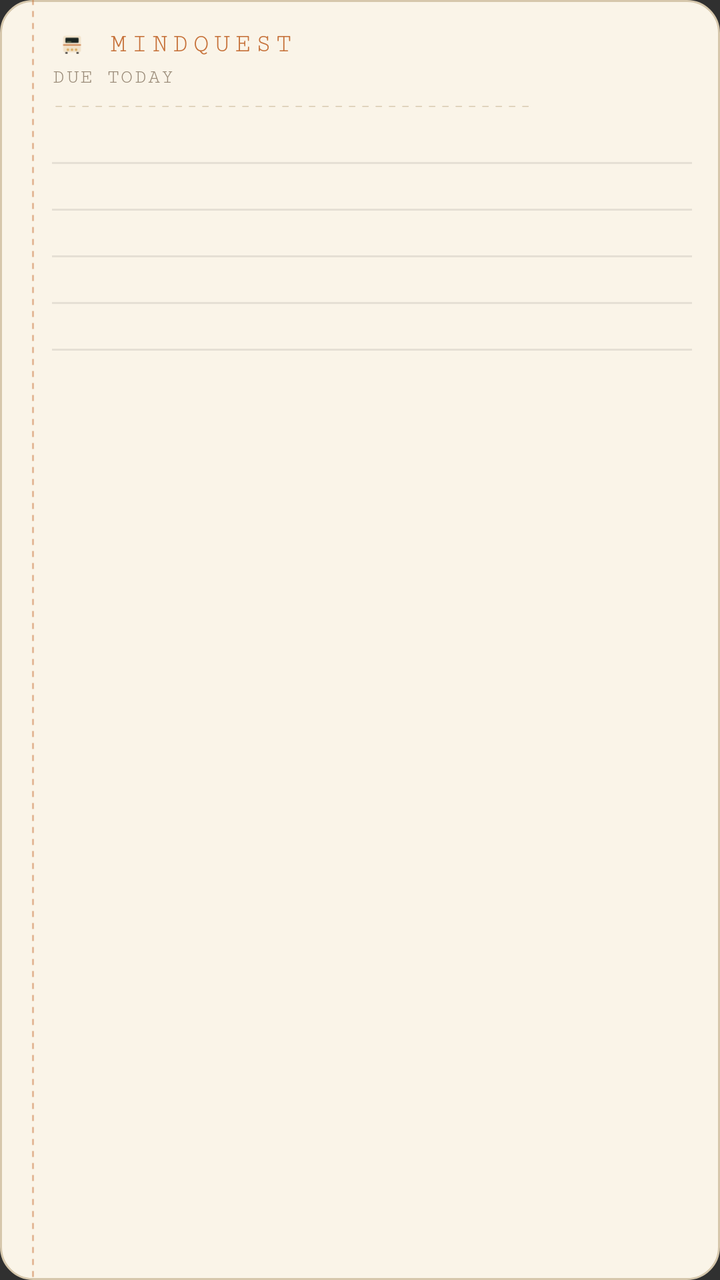
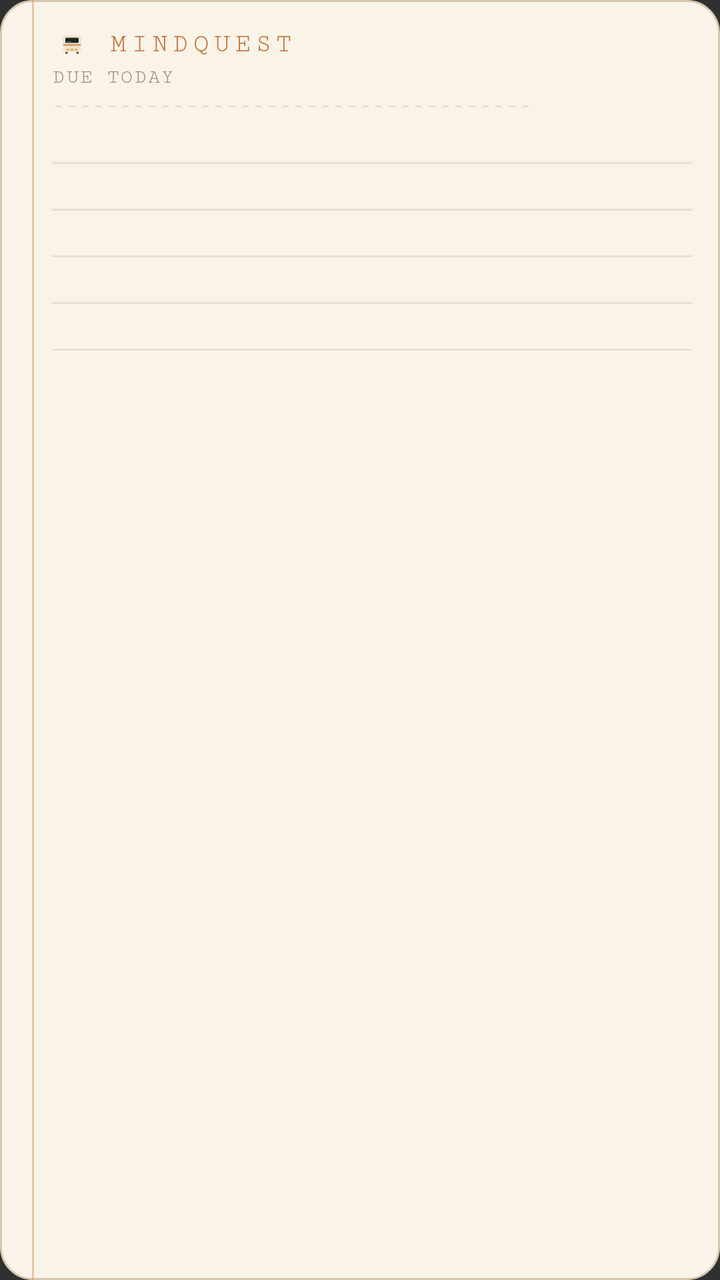

Before-and-after screenshots of an Android layout around one commit, followed by the original layout XML and the change that was made.
<!-- AndroidManifest.xml: application theme android:Theme.Material.NoActionBar -->
<!-- res/layout/widget_today.xml -->
<?xml version="1.0" encoding="utf-8"?>
<FrameLayout xmlns:android="http://schemas.android.com/apk/res/android"
    android:id="@+id/widget_root"
    android:layout_width="match_parent"
    android:layout_height="match_parent"
    android:background="@drawable/widget_background">

    <View
        android:layout_width="1dp"
        android:layout_height="match_parent"
        android:layout_marginStart="16dp"
        android:background="@drawable/widget_margin_line" />

    <LinearLayout
        android:layout_width="match_parent"
        android:layout_height="wrap_content"
        android:orientation="vertical"
        android:paddingStart="26dp"
        android:paddingEnd="14dp"
        android:paddingTop="12dp"
        android:paddingBottom="10dp">

        
        <LinearLayout
            android:id="@+id/widget_header"
            android:layout_width="match_parent"
            android:layout_height="wrap_content"
            android:orientation="horizontal"
            android:gravity="center_vertical">

            <ImageView
                android:id="@+id/widget_logo"
                android:layout_width="20dp"
                android:layout_height="20dp"
                android:layout_marginEnd="8dp"
                android:src="@drawable/ic_launcher_foreground"
                android:contentDescription="Open MindQuest" />

            <TextView
                android:id="@+id/widget_title"
                android:layout_width="wrap_content"
                android:layout_height="wrap_content"
                android:fontFamily="serif-monospace"
                android:letterSpacing="0.18"
                android:textColor="#C67139"
                android:textSize="13sp"
                android:text="MINDQUEST" />
        </LinearLayout>

        <TextView
            android:id="@+id/widget_subtitle"
            android:layout_width="match_parent"
            android:layout_height="wrap_content"
            android:paddingTop="1dp"
            android:fontFamily="serif-monospace"
            android:letterSpacing="0.08"
            android:maxLines="1"
            android:textColor="#9A8B78"
            android:textSize="10sp"
            android:text="DUE TODAY" />

        <TextView
            android:id="@+id/widget_rule"
            android:layout_width="match_parent"
            android:layout_height="wrap_content"
            android:paddingTop="2dp"
            android:fontFamily="serif-monospace"
            android:maxLines="1"
            android:textColor="#D6C7AC"
            android:textSize="11sp"
            android:text="------------------------------------" />

        <TextView
            android:id="@+id/widget_empty"
            android:layout_width="match_parent"
            android:layout_height="wrap_content"
            android:paddingTop="8dp"
            android:fontFamily="serif-monospace"
            android:textColor="#9A8B78"
            android:textSize="12sp"
            android:visibility="gone"
            android:text="-- the road is clear --" />

    <TextView android:id="@+id/widget_row_1"
        android:layout_width="match_parent" android:layout_height="wrap_content"
        android:background="@drawable/widget_row_rule"
        android:paddingTop="6dp" android:paddingBottom="4dp"
        android:maxLines="1" android:ellipsize="end"
        android:fontFamily="serif-monospace"
        android:textColor="#2B2826" android:textSize="12sp" />
    <TextView android:id="@+id/widget_row_2"
        android:layout_width="match_parent" android:layout_height="wrap_content"
        android:background="@drawable/widget_row_rule"
        android:paddingTop="6dp" android:paddingBottom="4dp"
        android:maxLines="1" android:ellipsize="end"
        android:fontFamily="serif-monospace"
        android:textColor="#2B2826" android:textSize="12sp" />
    <TextView android:id="@+id/widget_row_3"
        android:layout_width="match_parent" android:layout_height="wrap_content"
        android:background="@drawable/widget_row_rule"
        android:paddingTop="6dp" android:paddingBottom="4dp"
        android:maxLines="1" android:ellipsize="end"
        android:fontFamily="serif-monospace"
        android:textColor="#2B2826" android:textSize="12sp" />
    <TextView android:id="@+id/widget_row_4"
        android:layout_width="match_parent" android:layout_height="wrap_content"
        android:background="@drawable/widget_row_rule"
        android:paddingTop="6dp" android:paddingBottom="4dp"
        android:maxLines="1" android:ellipsize="end"
        android:fontFamily="serif-monospace"
        android:textColor="#2B2826" android:textSize="12sp" />
    <TextView android:id="@+id/widget_row_5"
        android:layout_width="match_parent" android:layout_height="wrap_content"
        android:background="@drawable/widget_row_rule"
        android:paddingTop="6dp" android:paddingBottom="4dp"
        android:maxLines="1" android:ellipsize="end"
        android:fontFamily="serif-monospace"
        android:textColor="#2B2826" android:textSize="12sp" />
    </LinearLayout>
</FrameLayout>
<!-- resources referenced by this layout -->
<resources>
  <!-- drawable ic_launcher_foreground (drawable) -->
  <?xml version="1.0" encoding="utf-8"?>
  <vector xmlns:android="http://schemas.android.com/apk/res/android"
      android:width="108dp"
      android:height="108dp"
      android:viewportWidth="108"
      android:viewportHeight="108">
  
      
      <path
          android:fillColor="#F1E2C9"
          android:pathData="M36,32 L72,32 Q78,32 78,38 L78,70 Q78,76 72,76 L36,76 Q30,76 30,70 L30,38 Q30,32 36,32 Z" />
  
      
      <path
          android:fillColor="#1A2420"
          android:pathData="M39,37 L69,37 Q72,37 72,40 L72,48 Q72,51 69,51 L39,51 Q36,51 36,48 L36,40 Q36,37 39,37 Z" />
      
      <path
          android:fillColor="#7A8A5E"
          android:pathData="M40,47 L52,47 L52,49 L40,49 Z" />
  
      
      <path
          android:fillColor="#C67139"
          android:pathData="M30,55 L78,55 L78,58 L30,58 Z" />
  
      
      <path android:fillColor="#D9A95C" android:pathData="M43,66 a3.4,3.4 0 1,0 0.01,0 Z" />
      <path android:fillColor="#D9A95C" android:pathData="M54,66 a3.4,3.4 0 1,0 0.01,0 Z" />
      <path android:fillColor="#D9A95C" android:pathData="M65,66 a3.4,3.4 0 1,0 0.01,0 Z" />
  
      
      <path android:fillColor="#2B2826" android:pathData="M36,76 L42,76 L42,80 L36,80 Z" />
      <path android:fillColor="#2B2826" android:pathData="M66,76 L72,76 L72,80 L66,80 Z" />
  </vector>
  <!-- drawable widget_background (drawable) -->
  <?xml version="1.0" encoding="utf-8"?>
  <shape xmlns:android="http://schemas.android.com/apk/res/android" android:shape="rectangle">
      <solid android:color="#FAF4E8" />
      <corners android:radius="16dp" />
      <stroke android:width="1dp" android:color="#D6C7AC" />
  </shape>
  <!-- drawable widget_margin_line (drawable) -->
  <?xml version="1.0" encoding="utf-8"?>
  <layer-list xmlns:android="http://schemas.android.com/apk/res/android">
      <item android:right="-4dp">
          <shape android:shape="rectangle">
              <solid android:color="@android:color/transparent" />
              <stroke
                  android:width="1dp"
                  android:dashWidth="3dp"
                  android:dashGap="3dp"
                  android:color="#73C67139" />
          </shape>
      </item>
  </layer-list>
  <!-- drawable widget_row_rule (drawable) -->
  <?xml version="1.0" encoding="utf-8"?>
  <layer-list xmlns:android="http://schemas.android.com/apk/res/android">
      <item android:top="-2dp" android:left="-2dp" android:right="-2dp">
          <shape android:shape="rectangle">
              <solid android:color="@android:color/transparent" />
              <stroke android:width="1dp" android:color="#1A2B2826" />
          </shape>
      </item>
  </layer-list>
</resources>

<!-- the commit's change to res/layout/widget_today.xml (unified diff, before → after) -->
@@ -5,11 +5,12 @@
     android:layout_height="match_parent"
     android:background="@drawable/widget_background">
 
-    <View
+    <ImageView
         android:layout_width="1dp"
         android:layout_height="match_parent"
         android:layout_marginStart="16dp"
-        android:background="@drawable/widget_margin_line" />
+        android:background="#59C67139"
+        android:contentDescription="@null" />
 
     <LinearLayout
         android:layout_width="match_parent"
@@ -33,7 +34,7 @@
                 android:layout_width="20dp"
                 android:layout_height="20dp"
                 android:layout_marginEnd="8dp"
-                android:src="@drawable/ic_launcher_foreground"
+                android:src="@drawable/ic_widget_logo"
                 android:contentDescription="Open MindQuest" />
 
             <TextView
<!-- resource entries referenced after the edit -->
@@ -1,41 +1,6 @@
 <!-- resources referenced by this layout -->
 <resources>
-  <!-- drawable ic_launcher_foreground (drawable) -->
-  <?xml version="1.0" encoding="utf-8"?>
-  <vector xmlns:android="http://schemas.android.com/apk/res/android"
-      android:width="108dp"
-      android:height="108dp"
-      android:viewportWidth="108"
-      android:viewportHeight="108">
-  
-      
-      <path
-          android:fillColor="#F1E2C9"
-          android:pathData="M36,32 L72,32 Q78,32 78,38 L78,70 Q78,76 72,76 L36,76 Q30,76 30,70 L30,38 Q30,32 36,32 Z" />
-  
-      
-      <path
-          android:fillColor="#1A2420"
-          android:pathData="M39,37 L69,37 Q72,37 72,40 L72,48 Q72,51 69,51 L39,51 Q36,51 36,48 L36,40 Q36,37 39,37 Z" />
-      
-      <path
-          android:fillColor="#7A8A5E"
-          android:pathData="M40,47 L52,47 L52,49 L40,49 Z" />
-  
-      
-      <path
-          android:fillColor="#C67139"
-          android:pathData="M30,55 L78,55 L78,58 L30,58 Z" />
-  
-      
-      <path android:fillColor="#D9A95C" android:pathData="M43,66 a3.4,3.4 0 1,0 0.01,0 Z" />
-      <path android:fillColor="#D9A95C" android:pathData="M54,66 a3.4,3.4 0 1,0 0.01,0 Z" />
-      <path android:fillColor="#D9A95C" android:pathData="M65,66 a3.4,3.4 0 1,0 0.01,0 Z" />
-  
-      
-      <path android:fillColor="#2B2826" android:pathData="M36,76 L42,76 L42,80 L36,80 Z" />
-      <path android:fillColor="#2B2826" android:pathData="M66,76 L72,76 L72,80 L66,80 Z" />
-  </vector>
+  <!-- drawable ic_widget_logo: png bitmap (drawable-hdpi, 515 bytes) -->
   <!-- drawable widget_background (drawable) -->
   <?xml version="1.0" encoding="utf-8"?>
   <shape xmlns:android="http://schemas.android.com/apk/res/android" android:shape="rectangle">
@@ -43,20 +8,6 @@
       <corners android:radius="16dp" />
       <stroke android:width="1dp" android:color="#D6C7AC" />
   </shape>
-  <!-- drawable widget_margin_line (drawable) -->
-  <?xml version="1.0" encoding="utf-8"?>
-  <layer-list xmlns:android="http://schemas.android.com/apk/res/android">
-      <item android:right="-4dp">
-          <shape android:shape="rectangle">
-              <solid android:color="@android:color/transparent" />
-              <stroke
-                  android:width="1dp"
-                  android:dashWidth="3dp"
-                  android:dashGap="3dp"
-                  android:color="#73C67139" />
-          </shape>
-      </item>
-  </layer-list>
   <!-- drawable widget_row_rule (drawable) -->
   <?xml version="1.0" encoding="utf-8"?>
   <layer-list xmlns:android="http://schemas.android.com/apk/res/android">
